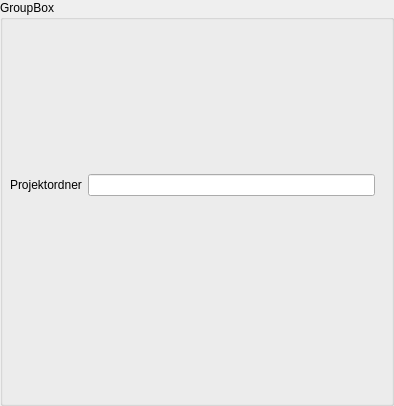
Above: src/gui_vm/view/qt_designed/project.ui from ChrFr/gui_vm before the change. Below: the same form after it.
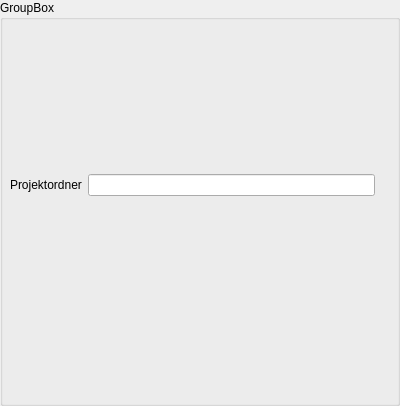
That is the form after the change.

The edit to the form file:
```diff
--- a/src/gui_vm/view/qt_designed/project.ui
+++ b/src/gui_vm/view/qt_designed/project.ui
@@ -6,10 +6,22 @@
    <rect>
     <x>0</x>
     <y>0</y>
-    <width>394</width>
+    <width>400</width>
     <height>406</height>
    </rect>
   </property>
+  <property name="sizePolicy">
+   <sizepolicy hsizetype="Preferred" vsizetype="Preferred">
+    <horstretch>0</horstretch>
+    <verstretch>0</verstretch>
+   </sizepolicy>
+  </property>
+  <property name="minimumSize">
+   <size>
+    <width>400</width>
+    <height>0</height>
+   </size>
+  </property>
   <property name="windowTitle">
    <string>GroupBox</string>
   </property>
```
